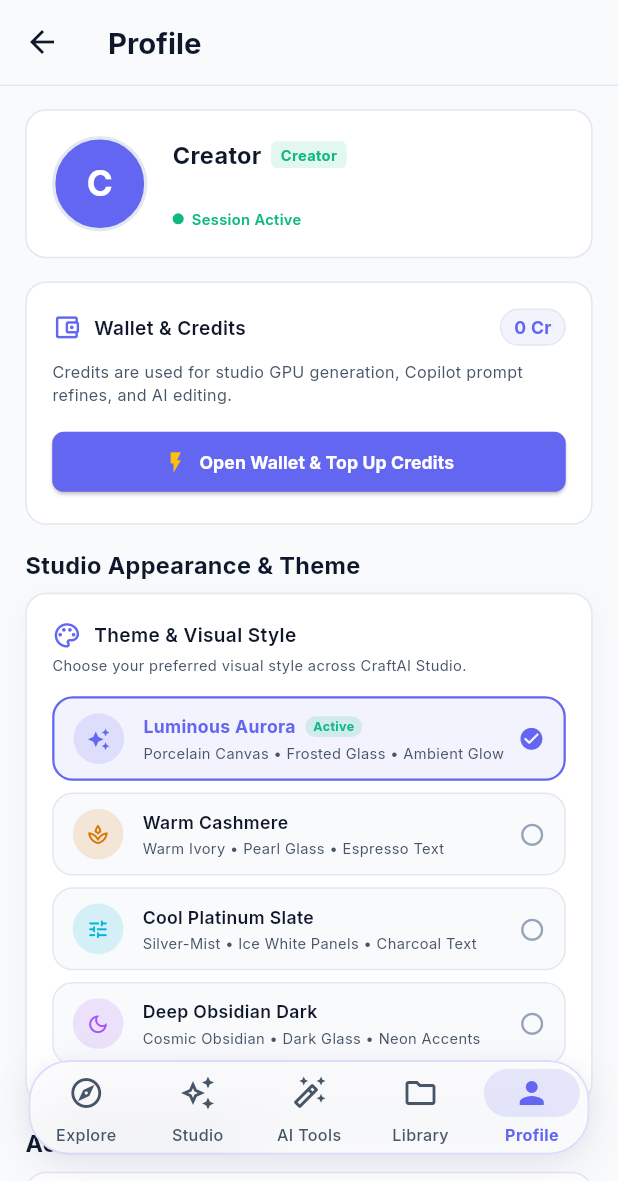
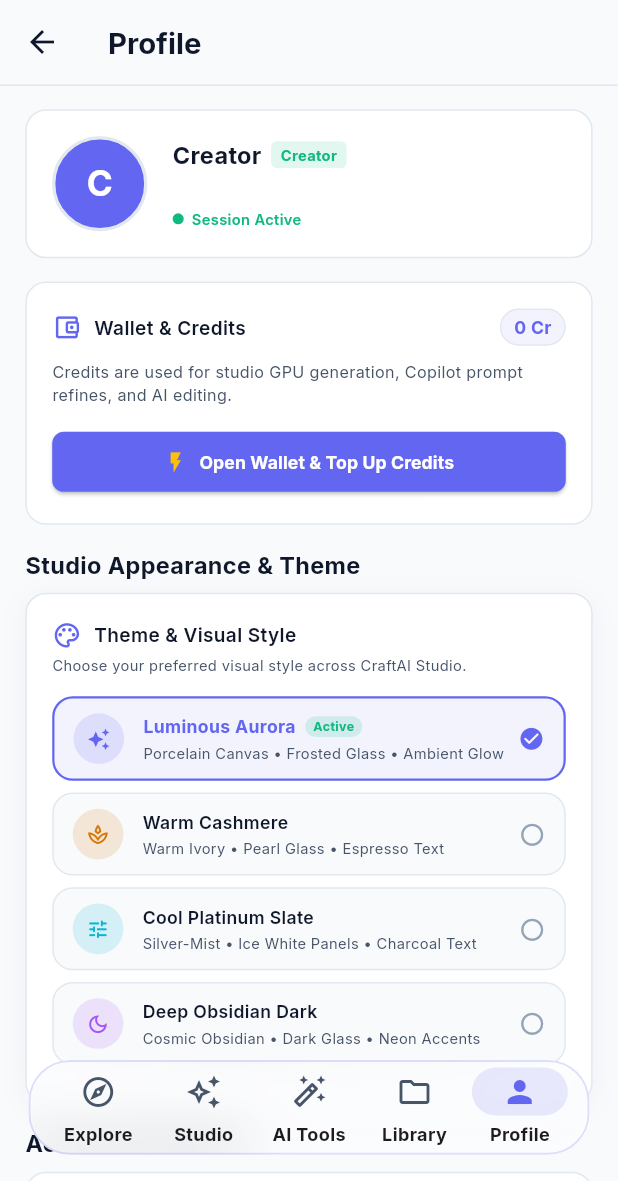
Before and after one commit to RitutoshAeologic/craftai_studio_mobile, a Flutter app: the HomeShellView screen opened by its route, item 5 of the bottom bar chosen, on a phone screen of 412 x 824 dp, the part 55-1236 px from its top. Run offline on Flutter 3.47's test engine with Material 3 defaults, Android fonts, the phone set to English and light mode, and no system bars; our stand-ins replace cached_network_image, connectivity_plus, dio, flutter_screenutil, get, google_fonts and 2 more; accounts and stored records are empty; network calls fail; statements that could not run were skipped.

Commit message:
Fixed the bottom bar layout and one error

```diff
--- a/lib/features/explore/controllers/explore_controller.dart
+++ b/lib/features/explore/controllers/explore_controller.dart
@@ -24,7 +24,19 @@ class ExploreController extends GetxController {
   final RxString selectedModel = 'All Models'.obs;
 
   /// Currently active Aspect Ratio filter set (default: {'All'}).
-  final RxSet<String> selectedAspectRatios = <String>{'All'}.obs;
+  final RxSet<String> selectedAspectRatios = _initAspectRatios();
+
+  /// Helper to safely initialize non-empty RxSet without triggering
+  /// RxInterface.proxy or premature Obx rebuilds during widget construction.
+  static RxSet<String> _initAspectRatios() {
+    final prevProxy = RxInterface.proxy;
+    RxInterface.proxy = null;
+    try {
+      return <String>{'All'}.obs;
+    } finally {
+      RxInterface.proxy = prevProxy;
+    }
+  }
 
   /// Realtime search query for exploring community creations
   final RxString searchQuery = ''.obs;
--- a/lib/features/shell/views/home_shell_view.dart
+++ b/lib/features/shell/views/home_shell_view.dart
@@ -9,6 +9,7 @@ import 'package:craftai_studio_mobile/core/constants/app_strings.dart';
 import 'package:craftai_studio_mobile/core/constants/app_text_styles.dart';
 import '../controllers/shell_controller.dart';
 import '../../explore/views/explore_feed_view.dart';
+import '../../explore/controllers/explore_controller.dart';
 import '../../studio/presentation/views/creation_studio_view.dart';
 import '../../studio/presentation/controllers/studio_controller.dart';
 import '../../tools/views/ai_tools_view.dart';
@@ -28,6 +29,10 @@ class HomeShellView extends StatelessWidget {
     final ThemeController themeController = Get.isRegistered<ThemeController>()
         ? Get.find<ThemeController>()
         : Get.put(ThemeController());
+
+    if (!Get.isRegistered<ExploreController>()) {
+      Get.put(ExploreController());
+    }
 
     return PopScope(
       canPop: false,
@@ -56,11 +61,21 @@ class HomeShellView extends StatelessWidget {
         final activePreset = themeController.currentPreset.value;
 
         final List<Widget> screens = [
-          KeyedSubtree(key: ValueKey('explore_${activePreset.name}'), child: const ExploreFeedView()),
-          KeyedSubtree(key: ValueKey('studio_${activePreset.name}'), child: const CreationStudioView()),
-          KeyedSubtree(key: ValueKey('tools_${activePreset.name}'), child: const AiToolsView()),
-          KeyedSubtree(key: ValueKey('library_${activePreset.name}'), child: const CloudLibraryView()),
-          KeyedSubtree(key: ValueKey('profile_${activePreset.name}'), child: const ProfileView()),
+          KeyedSubtree(
+              key: ValueKey('explore_${activePreset.name}'),
+              child: const ExploreFeedView()),
+          KeyedSubtree(
+              key: ValueKey('studio_${activePreset.name}'),
+              child: const CreationStudioView()),
+          KeyedSubtree(
+              key: ValueKey('tools_${activePreset.name}'),
+              child: const AiToolsView()),
+          KeyedSubtree(
+              key: ValueKey('library_${activePreset.name}'),
+              child: const CloudLibraryView()),
+          KeyedSubtree(
+              key: ValueKey('profile_${activePreset.name}'),
+              child: const ProfileView()),
         ];
 
         return Scaffold(
@@ -76,7 +91,8 @@ class HomeShellView extends StatelessWidget {
                   decoration: BoxDecoration(
                     color: AppColors.glassDarkSurface,
                     border: Border(
-                      bottom: BorderSide(color: AppColors.glassBorderSubtle, width: 1.w),
+                      bottom: BorderSide(
+                          color: AppColors.glassBorderSubtle, width: 1.w),
                     ),
                   ),
                   child: SafeArea(
@@ -97,7 +113,8 @@ class HomeShellView extends StatelessWidget {
                                     borderRadius: BorderRadius.circular(10.r),
                                     boxShadow: [
                                       BoxShadow(
-                                        color: AppColors.primary.withValues(alpha: 0.35),
+                                        color: AppColors.primary
+                                            .withValues(alpha: 0.35),
                                         blurRadius: 10.r,
                                         offset: const Offset(0, 2),
                                       ),
@@ -175,30 +192,16 @@ class HomeShellView extends StatelessWidget {
                   ? MediaQuery.paddingOf(context).bottom + 6.h
                   : 18.h,
             ),
-            decoration: BoxDecoration(
-              borderRadius: BorderRadius.circular(28.r),
-              boxShadow: [
-                BoxShadow(
-                  color: activePreset == AppThemePreset.deepObsidian
-                      ? Colors.black.withValues(alpha: 0.35)
-                      : const Color(0xFF0F172A).withValues(alpha: 0.08),
-                  blurRadius: 24.r,
-                  offset: const Offset(0, 8),
-                ),
-                BoxShadow(
-                  color: AppColors.primary.withValues(alpha: 0.05),
-                  blurRadius: 10.r,
-                  offset: const Offset(0, 2),
-                ),
-              ],
-            ),
+            // No decoration/boxShadow here: it was what made the bar look grey/solid
             child: ClipRRect(
               borderRadius: BorderRadius.circular(28.r),
               child: BackdropFilter(
                 filter: ImageFilter.blur(sigmaX: 18, sigmaY: 18),
                 child: Container(
+                  padding: EdgeInsets.symmetric(horizontal: 10),
                   decoration: BoxDecoration(
-                    color: AppColors.glassSurface,
+                    // lower alpha = more transparent (try 0.08 – 0.25)
+                    color: AppColors.glassSurface.withValues(alpha: 0.4),
                     borderRadius: BorderRadius.circular(28.r),
                     border: Border.all(
                       color: AppColors.glassBorder,
@@ -209,21 +212,11 @@ class HomeShellView extends StatelessWidget {
                     data: NavigationBarThemeData(
                       backgroundColor: Colors.transparent,
                       surfaceTintColor: Colors.transparent,
+                      shadowColor: Colors.transparent,
                       height: 62.h,
                       indicatorColor: AppColors.primary.withValues(alpha: 0.14),
                       labelTextStyle: WidgetStateProperty.resolveWith((states) {
-                        if (states.contains(WidgetState.selected)) {
-                          return TextStyle(
-                            color: AppColors.primary,
-                            fontSize: 11.sp,
-                            fontWeight: FontWeight.w700,
-                          );
-                        }
-                        return TextStyle(
-                          color: AppColors.textSecondary,
-                          fontSize: 11.sp,
-                          fontWeight: FontWeight.w500,
-                        );
+                        // ...same as before
                       }),
                     ),
                     child: NavigationBar(
@@ -232,30 +225,41 @@ class HomeShellView extends StatelessWidget {
                       backgroundColor: Colors.transparent,
                       surfaceTintColor: Colors.transparent,
                       elevation: 0,
+                      labelTextStyle: WidgetStatePropertyAll(TextStyle(fontWeight: FontWeight.w700,fontSize: 12)),
                       destinations: [
                         NavigationDestination(
-                          icon: Icon(Icons.explore_outlined, color: AppColors.textSecondary),
-                          selectedIcon: Icon(Icons.explore, color: AppColors.primary),
+                          icon: Icon(Icons.explore_outlined,
+                              color: AppColors.textSecondary),
+                          selectedIcon:
+                              Icon(Icons.explore, color: AppColors.primary),
                           label: AppStrings.tabExplore,
                         ),
                         NavigationDestination(
-                          icon: Icon(Icons.auto_awesome_outlined, color: AppColors.textSecondary),
-                          selectedIcon: Icon(Icons.auto_awesome, color: AppColors.primary),
+                          icon: Icon(Icons.auto_awesome_outlined,
+                              color: AppColors.textSecondary),
+                          selectedIcon: Icon(Icons.auto_awesome,
+                              color: AppColors.primary),
                           label: AppStrings.tabStudio,
                         ),
                         NavigationDestination(
-                          icon: Icon(Icons.auto_fix_high_outlined, color: AppColors.textSecondary),
-                          selectedIcon: Icon(Icons.auto_fix_high, color: AppColors.primary),
+                          icon: Icon(Icons.auto_fix_high_outlined,
+                              color: AppColors.textSecondary),
+                          selectedIcon: Icon(Icons.auto_fix_high,
+                              color: AppColors.primary),
                           label: 'AI Tools',
                         ),
                         NavigationDestination(
-                          icon: Icon(Icons.folder_outlined, color: AppColors.textSecondary),
-                          selectedIcon: Icon(Icons.folder, color: AppColors.primary),
+                          icon: Icon(Icons.folder_outlined,
+                              color: AppColors.textSecondary),
+                          selectedIcon:
+                              Icon(Icons.folder, color: AppColors.primary),
                           label: AppStrings.tabLibrary,
                         ),
                         NavigationDestination(
-                          icon: Icon(Icons.person_outline, color: AppColors.textSecondary),
-                          selectedIcon: Icon(Icons.person, color: AppColors.primary),
+                          icon: Icon(Icons.person_outline,
+                              color: AppColors.textSecondary),
+                          selectedIcon:
+                              Icon(Icons.person, color: AppColors.primary),
                           label: AppStrings.tabProfile,
                         ),
                       ],
```
Also changed, not shown: lib/features/explore/views/explore_feed_view.dart (+16 -6 lines), 1 other file.
